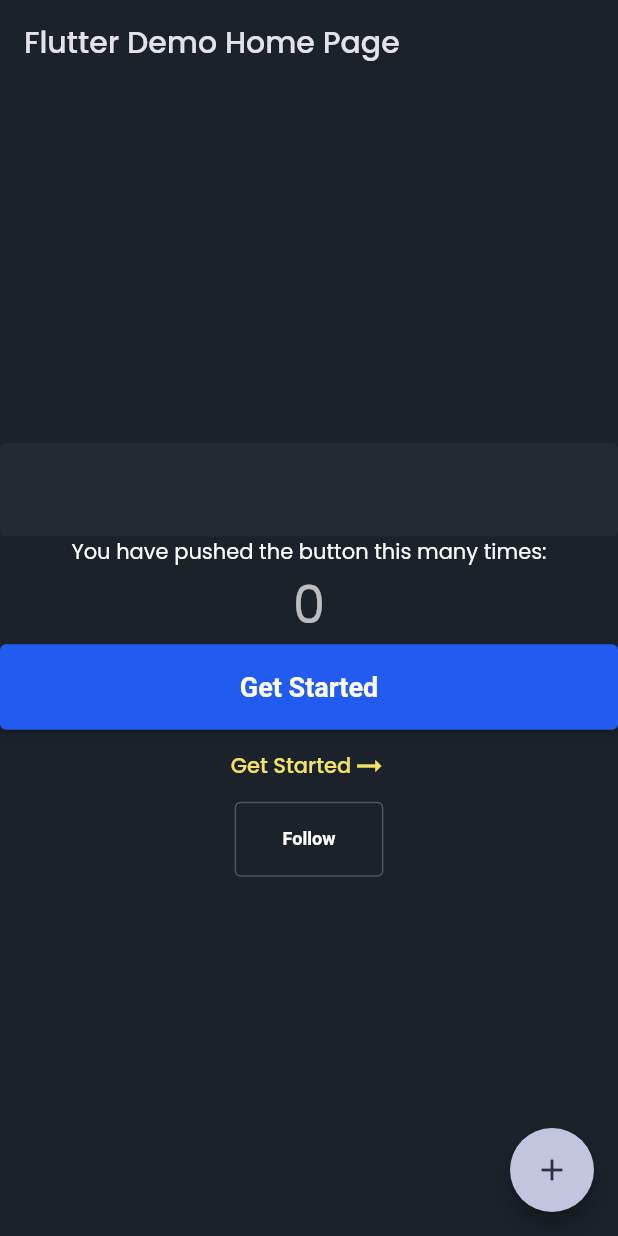
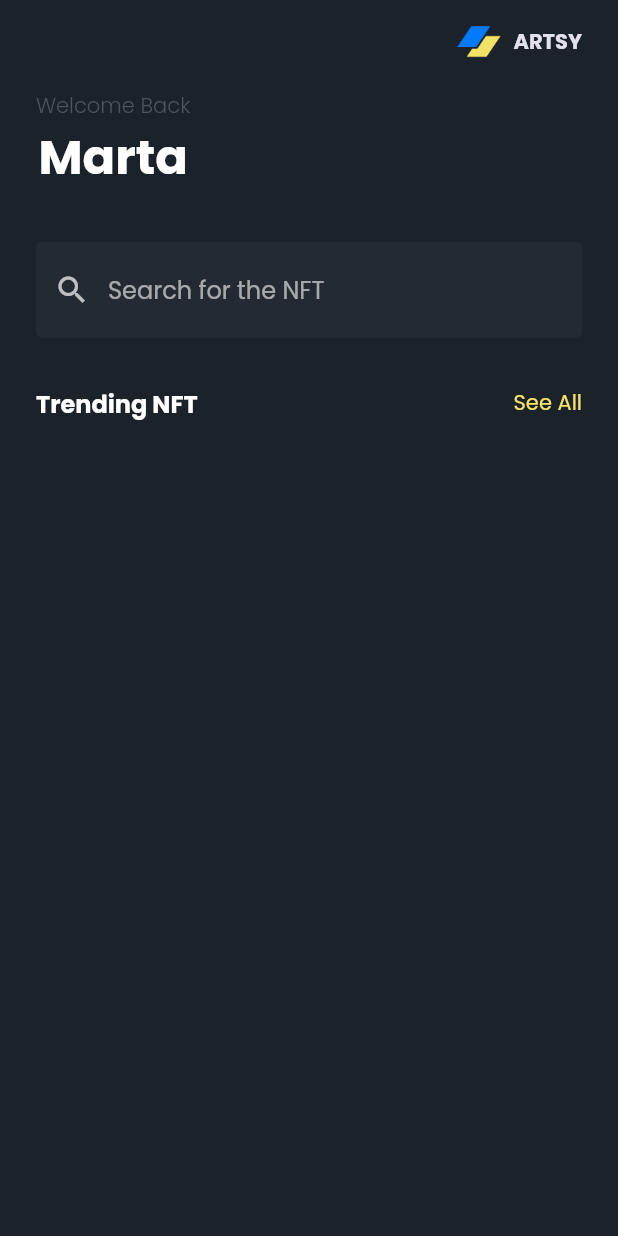
Before and after one commit to marta-werdaya/artsy_nft_marketplace, a Flutter app: the screen it shows after launch, on a phone screen of 412 x 824 dp. Run offline on Flutter 3.47's test engine with Material 2 defaults, Android fonts, the phone set to English and light mode, and no system bars; our stand-ins replace google_fonts.

Commit message:
add homepage header, welcome text, search bar, customTitle

```diff
--- /dev/null
+++ b/lib/constant/asset_constant.dart
@@ -0,0 +1,3 @@
+class AssetConstants {
+  static const iconArtsy = 'assets/icons/icon_artsy.png';
+}
--- a/lib/main.dart
+++ b/lib/main.dart
@@ -1,3 +1,4 @@
+import 'package:artsy_nft_marketplace/pages/home_page.dart';
 import 'package:artsy_nft_marketplace/theme/theme_button.dart';
 import 'package:artsy_nft_marketplace/theme/theme_color.dart';
 import 'package:artsy_nft_marketplace/theme/theme_color_schema.dart';
@@ -30,123 +31,7 @@ class MyApp extends StatelessWidget {
           shadowColor: ThemeColor.transparent,
         ),
       ),
-      home: const MyHomePage(title: 'Flutter Demo Home Page'),
+      home: const HomePage(),
     );
   }
 }
-
-class MyHomePage extends StatefulWidget {
-  const MyHomePage({Key? key, required this.title}) : super(key: key);
-
-  // This widget is the home page of your application. It is stateful, meaning
-  // that it has a State object (defined below) that contains fields that affect
-  // how it looks.
-
-  // This class is the configuration for the state. It holds the values (in this
-  // case the title) provided by the parent (in this case the App widget) and
-  // used by the build method of the State. Fields in a Widget subclass are
-  // always marked "final".
-
-  final String title;
-
-  @override
-  State<MyHomePage> createState() => _MyHomePageState();
-}
-
-class _MyHomePageState extends State<MyHomePage> {
-  int _counter = 0;
-
-  void _incrementCounter() {
-    setState(() {
-      // This call to setState tells the Flutter framework that something has
-      // changed in this State, which causes it to rerun the build method below
-      // so that the display can reflect the updated values. If we changed
-      // _counter without calling setState(), then the build method would not be
-      // called again, and so nothing would appear to happen.
-      _counter++;
-    });
-  }
-
-  @override
-  Widget build(BuildContext context) {
-    // This method is rerun every time setState is called, for instance as done
-    // by the _incrementCounter method above.
-    //
-    // The Flutter framework has been optimized to make rerunning build methods
-    // fast, so that you can just rebuild anything that needs updating rather
-    // than having to individually change instances of widgets.
-    return Scaffold(
-      appBar: AppBar(
-        // Here we take the value from the MyHomePage object that was created by
-        // the App.build method, and use it to set our appbar title.
-        title: Text(widget.title),
-      ),
-      body: Center(
-        // Center is a layout widget. It takes a single child and positions it
-        // in the middle of the parent.
-        child: Column(
-          // Column is also a layout widget. It takes a list of children and
-          // arranges them vertically. By default, it sizes itself to fit its
-          // children horizontally, and tries to be as tall as its parent.
-          //
-          // Invoke "debug painting" (press "p" in the console, choose the
-          // "Toggle Debug Paint" action from the Flutter Inspector in Android
-          // Studio, or the "Toggle Debug Paint" command in Visual Studio Code)
-          // to see the wireframe for each widget.
-          //
-          // Column has various properties to control how it sizes itself and
-          // how it positions its children. Here we use mainAxisAlignment to
-          // center the children vertically; the main axis here is the vertical
-          // axis because Columns are vertical (the cross axis would be
-          // horizontal).
-          mainAxisAlignment: MainAxisAlignment.center,
-          children: <Widget>[
-            TextFormField(
-              decoration: InputDecoration(),
-            ),
-            const Text(
-              'You have pushed the button this many times:',
-            ),
-            Text(
-              '$_counter',
-              style: Theme.of(context).textTheme.headline4,
-            ),
-            Row(
-              children: [
-                Expanded(
-                  child: ElevatedButton(
-                    onPressed: () {},
-                    child: Text('Get Started'),
-                  ),
-                ),
-              ],
-            ),
-            TextButton(
-              onPressed: () {},
-              child: Container(
-                child: Row(
-                  mainAxisSize: MainAxisSize.min,
-                  children: [
-                    Text('Get Started'),
-                    Icon(
-                      Icons.arrow_right_alt,
-                    )
-                  ],
-                ),
-              ),
-            ),
-            OutlinedButton(
-              onPressed: () {},
-              child: Text('Follow'),
-            )
-          ],
-        ),
-      ),
-      floatingActionButton: FloatingActionButton(
-        onPressed: _incrementCounter,
-        tooltip: 'Increment',
-        child: const Icon(Icons.add),
-      ), // This trailing comma makes auto-formatting nicer for build methods.
-    );
-  }
-}
--- /dev/null
+++ b/lib/pages/home_page.dart
@@ -0,0 +1,145 @@
+import 'package:artsy_nft_marketplace/constant/asset_constant.dart';
+import 'package:artsy_nft_marketplace/theme/theme_color.dart';
+import 'package:flutter/material.dart';
+
+class HomePage extends StatelessWidget {
+  const HomePage({Key? key}) : super(key: key);
+
+  @override
+  Widget build(BuildContext context) {
+    return Scaffold(
+      appBar: CustomAppBarHome(),
+      body: SingleChildScrollView(
+        child: Container(
+          margin: EdgeInsets.symmetric(horizontal: 24),
+          child: Column(
+            crossAxisAlignment: CrossAxisAlignment.start,
+            children: [
+              WelcomeWidget(),
+              CustomeSearchBarWidget(),
+              CustomTitleWidget()
+            ],
+          ),
+        ),
+      ),
+    );
+  }
+}
+
+class CustomTitleWidget extends StatelessWidget {
+  const CustomTitleWidget({
+    Key? key,
+  }) : super(key: key);
+
+  @override
+  Widget build(BuildContext context) {
+    return Padding(
+      padding: EdgeInsets.only(bottom: 16),
+      child: Row(
+        mainAxisAlignment: MainAxisAlignment.spaceBetween,
+        mainAxisSize: MainAxisSize.max,
+        children: [
+          Text(
+            'Trending NFT',
+            style: TextStyle(
+              fontSize: 16,
+              fontWeight: FontWeight.bold,
+            ),
+          ),
+          Text(
+            'See All',
+            style: TextStyle(
+              color: ThemeColor.secondary,
+            ),
+          ),
+        ],
+      ),
+    );
+  }
+}
+
+class CustomeSearchBarWidget extends StatelessWidget {
+  const CustomeSearchBarWidget({
+    Key? key,
+  }) : super(key: key);
+
+  @override
+  Widget build(BuildContext context) {
+    return Padding(
+      padding: EdgeInsets.only(bottom: 32),
+      child: TextFormField(
+        decoration: InputDecoration(
+          hintText: 'Search for the NFT',
+          prefixIcon: Icon(Icons.search),
+        ),
+      ),
+    );
+  }
+}
+
+class WelcomeWidget extends StatelessWidget {
+  const WelcomeWidget({
+    Key? key,
+  }) : super(key: key);
+
+  @override
+  Widget build(BuildContext context) {
+    return Column(
+      children: [
+        Text(
+          'Welcome Back',
+          style: TextStyle(
+              fontWeight: FontWeight.w300, color: ThemeColor.inactive),
+        ),
+        Text(
+          'Marta',
+          style: TextStyle(
+            fontSize: 32,
+            fontWeight: FontWeight.bold,
+          ),
+        ),
+        SizedBox(
+          height: 32,
+        )
+      ],
+    );
+  }
+}
+
+class CustomAppBarHome extends StatelessWidget implements PreferredSize {
+  const CustomAppBarHome({
+    Key? key,
+  }) : super(key: key);
+
+  @override
+  Widget get child => AppBar();
+
+  @override
+  Size get preferredSize => Size.fromHeight(60.0);
+
+  @override
+  Widget build(BuildContext context) {
+    return AppBar(
+      actions: [
+        Padding(
+          padding: EdgeInsets.only(right: 24),
+          child: Row(
+            children: [
+              Image.asset(
+                AssetConstants.iconArtsy,
+                width: 30,
+              ),
+              SizedBox(width: 8),
+              Text(
+                'ARTSY',
+                style: TextStyle(
+                  fontWeight: FontWeight.bold,
+                ),
+              ),
+            ],
+          ),
+        )
+      ],
+    );
+  }
+}
--- a/pubspec.yaml
+++ b/pubspec.yaml
@@ -35,9 +35,8 @@ flutter:
   uses-material-design: true
 
   # To add assets to your application, add an assets section, like this:
-  # assets:
-  #   - images/a_dot_burr.jpeg
-  #   - images/a_dot_ham.jpeg
+  assets:
+    - assets/icons/
 
   # An image asset can refer to one or more resolution-specific "variants", see
   # https://flutter.dev/assets-and-images/#resolution-aware
```
Also changed, not shown: assets/icons/icon_artsy.png (added).
